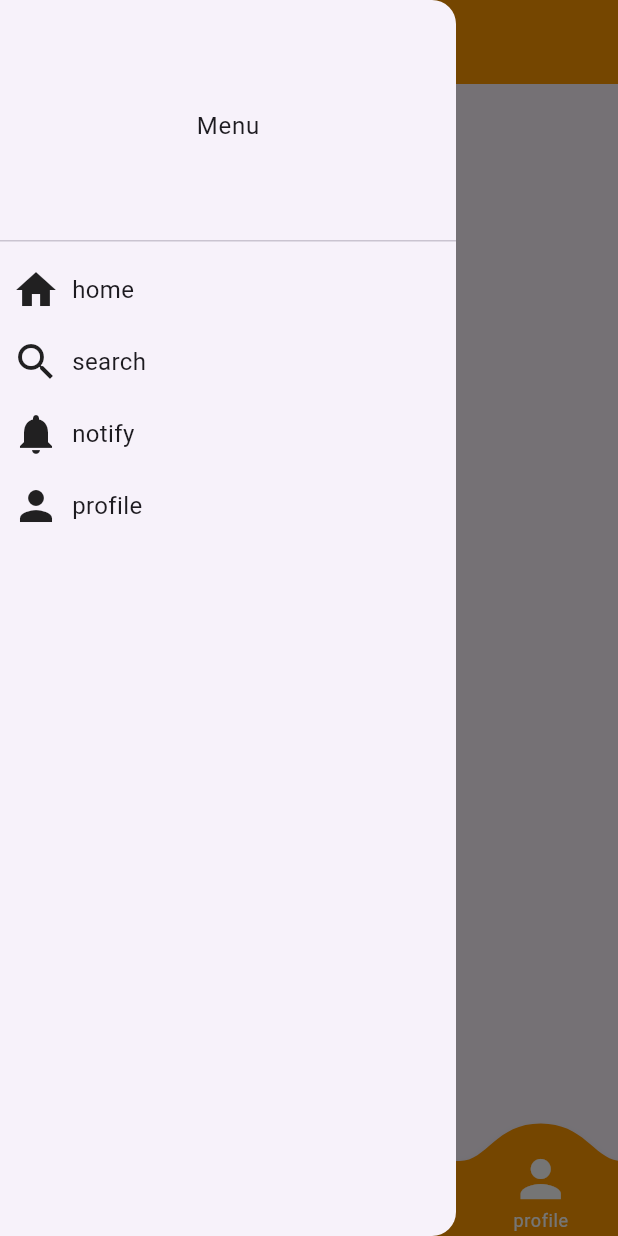
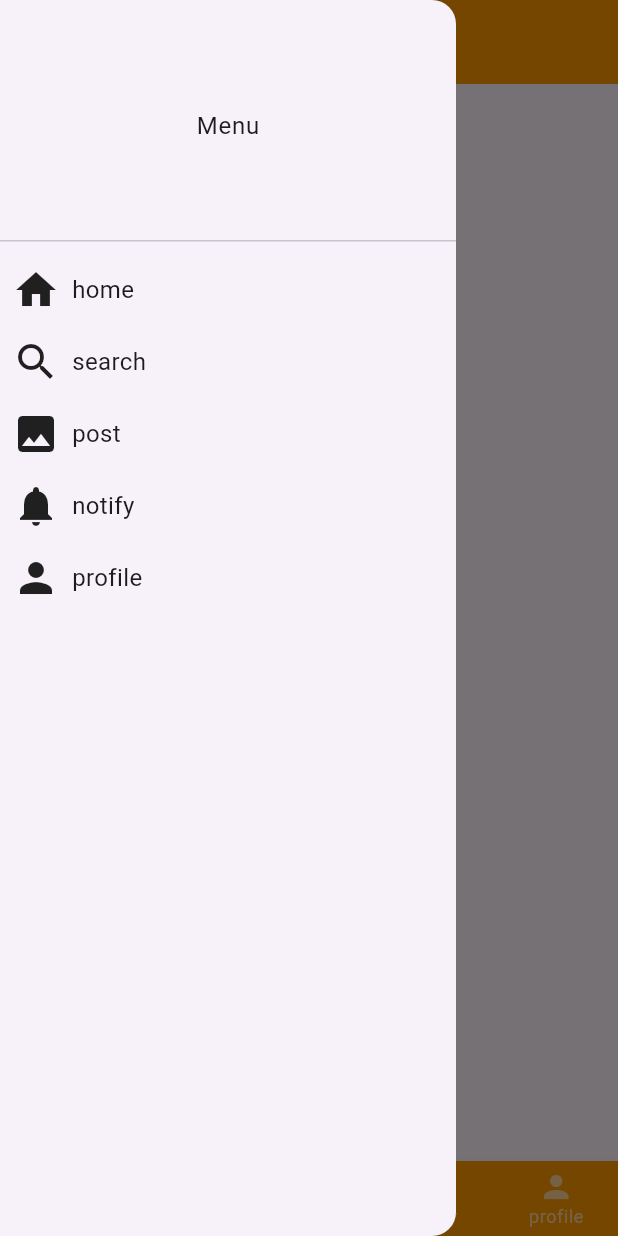
Before and after one commit to onion0904/segon_pix, a Flutter app: the Hub screen opened by its route, item 4 of the bottom bar chosen, with the side drawer open, on a phone screen of 412 x 824 dp. Run offline on Flutter 3.47's test engine with Material 3 defaults, Android fonts, the phone set to English and light mode, and no system bars; drawn by our look-alikes of convex_bottom_bar; our stand-ins replace flutter_hooks, go_router; network calls fail.

Commit message:
modify and add Bottom Navigation bar.

```diff
--- a/client/lib/data/data.dart
+++ b/client/lib/data/data.dart
@@ -0,0 +1 @@
+export 'user.dart';
--- a/client/lib/data/user.dart
+++ b/client/lib/data/user.dart
@@ -1,6 +1,7 @@
 class User {
   final String id;
   String name;
+  int age;
   String iconURL;
   String headerURL;
   String profileMessage;
@@ -12,6 +13,7 @@ class User {
     //必須
     required this.id,
     required this.name,
+    required this.age,
     required this.iconURL,
     required this.headerURL,
     required this.profileMessage,
@@ -20,5 +22,8 @@ class User {
     this.likeImageURLs = const <String>[],
     this.followingList = const <String>[],
   });
+}
 
-}
+
+//疑問
+//生年月日ではなく年齢　年齢確認はしておいたほうが後々楽だと思う(課金要素や表示する画像によって制限をかけれる)
--- a/client/lib/screens/hubs/hub.dart
+++ b/client/lib/screens/hubs/hub.dart
@@ -5,19 +5,22 @@ import 'package:client/screens/hubs/home.dart';
 import 'package:client/screens/hubs/profile.dart';
 import 'package:client/screens/hubs/search.dart';
 import 'package:client/screens/hubs/notification.dart';
+import 'post.dart';
 
-const hubList = [
+const hubUIList = [
   HubUI(),
   SearchUI(),
+  Post(),
   NotificationUI(),
   ProfileUI(),
 ];
 
-const hubListName = ["home", "search", "notify", "profile"];
+const hubNameList = ["home", "search", "post", "notify", "profile"];
 
-const hubListIcon = [
+const hubIconList = [
   Icons.home,
   Icons.search,
+  Icons.image,
   Icons.notifications,
   Icons.person
 ];
@@ -41,21 +44,19 @@ class Hub extends HookWidget {
       drawer: Drawer(
         child: ListView(children: [
           const DrawerHeader(child: Center(child: Text("Menu"))),
-          for (int i = 0; i < hubList.length; i++)
+          for (int i = 0; i < hubUIList.length; i++)
             listTile(i, () {
               index.value = i;
             }),
         ]),
       ),
-      body: hubList[index.value],
+      body: hubUIList[index.value],
       bottomNavigationBar: ConvexAppBar(
-        style: TabStyle.react,
+        style: TabStyle.fixed,
         backgroundColor: Colors.orange,
         items: [
-          TabItem(icon: Icons.home, title: hubListName[0]),
-          TabItem(icon: Icons.search, title: hubListName[1]),
-          TabItem(icon: Icons.notifications, title: hubListName[2]),
-          TabItem(icon: Icons.person, title: hubListName[3])
+          for (int i = 0; i < hubUIList.length; i++)
+            TabItem(icon: hubIconList[i], title: hubNameList[i])
         ],
         initialActiveIndex: index.value,
         onTap: (int i) {
@@ -73,9 +74,9 @@ Widget listTile(int i, void Function() operateIndex) {
       child: Padding(
           padding: const EdgeInsets.all(8),
           child: Row(children: [
-            Icon(hubListIcon[i], size: 32),
+            Icon(hubIconList[i], size: 32),
             const SizedBox(width: 8),
-            Text(hubListName[i], style: const TextStyle(fontSize: 16)),
+            Text(hubNameList[i], style: const TextStyle(fontSize: 16)),
           ])),
       onTap: () => operateIndex());
 }
--- a/client/lib/screens/hubs/post.dart
+++ b/client/lib/screens/hubs/post.dart
@@ -1,12 +1,12 @@
 import 'package:flutter/material.dart';
 
-class PostUI extends StatelessWidget {
-  const PostUI({super.key});
+class Post extends StatelessWidget {
+  const Post({super.key});
 
   @override
   Widget build(context) {
     return const Center(
-    child: Text("post")
+      child: Text("post")
     );
   }
 }
--- a/client/lib/screens/hubs/profile.dart
+++ b/client/lib/screens/hubs/profile.dart
@@ -6,7 +6,7 @@ class ProfileUI extends StatelessWidget {
   @override
   Widget build(context) {
     return const Center(
-        child: Text("pfofile")
+      child: Text("pfofile")
     );
   }
 }
```
